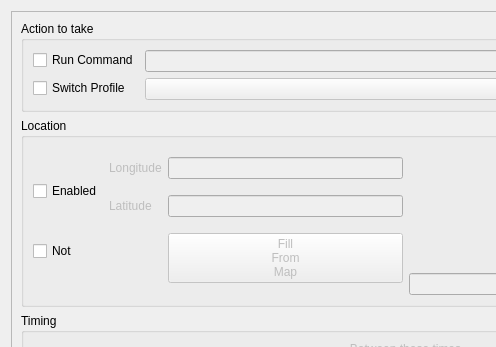
The window that rule1.ui (CreamyG31337/proximus) describes before a commit, drawn with Qt 5; both pictures show x 0 to 496 and y 0 to 347 of the 749 by 560 pixel window.
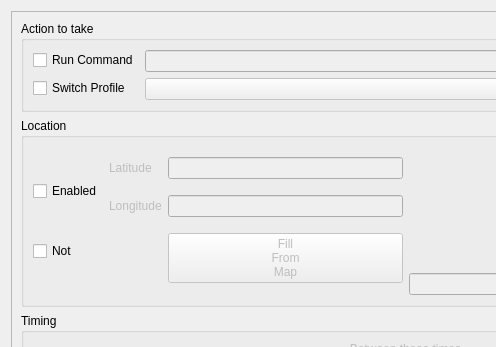
The same window after the commit.

Patch:
```diff
--- a/rule1.ui
+++ b/rule1.ui
@@ -110,17 +110,17 @@
               <item>
                <layout class="QGridLayout" name="locGridLayout">
                 <item row="0" column="0">
-                 <widget class="QLabel" name="lblLong">
+                 <widget class="QLabel" name="lblLat">
                   <property name="enabled">
                    <bool>false</bool>
                   </property>
                   <property name="text">
-                   <string>Longitude</string>
+                   <string>Latitude</string>
                   </property>
                  </widget>
                 </item>
                 <item row="0" column="1">
-                 <widget class="QLineEdit" name="txtLocLongitude">
+                 <widget class="QLineEdit" name="txtLocLatitude">
                   <property name="enabled">
                    <bool>false</bool>
                   </property>
@@ -130,17 +130,17 @@
                  </widget>
                 </item>
                 <item row="1" column="0">
-                 <widget class="QLabel" name="lblLat">
+                 <widget class="QLabel" name="lblLong">
                   <property name="enabled">
                    <bool>false</bool>
                   </property>
                   <property name="text">
-                   <string>Latitude</string>
+                   <string>Longitude</string>
                   </property>
                  </widget>
                 </item>
                 <item row="1" column="1">
-                 <widget class="QLineEdit" name="txtLocLatitude">
+                 <widget class="QLineEdit" name="txtLocLongitude">
                   <property name="enabled">
                    <bool>false</bool>
                   </property>
```
